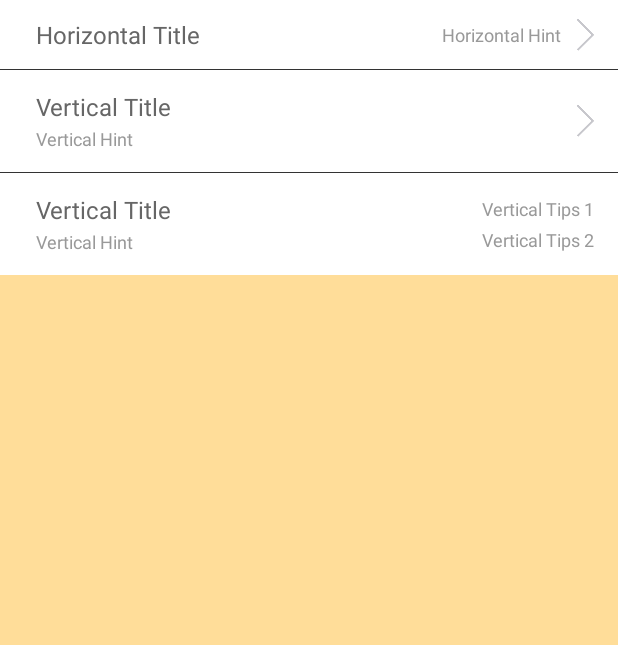
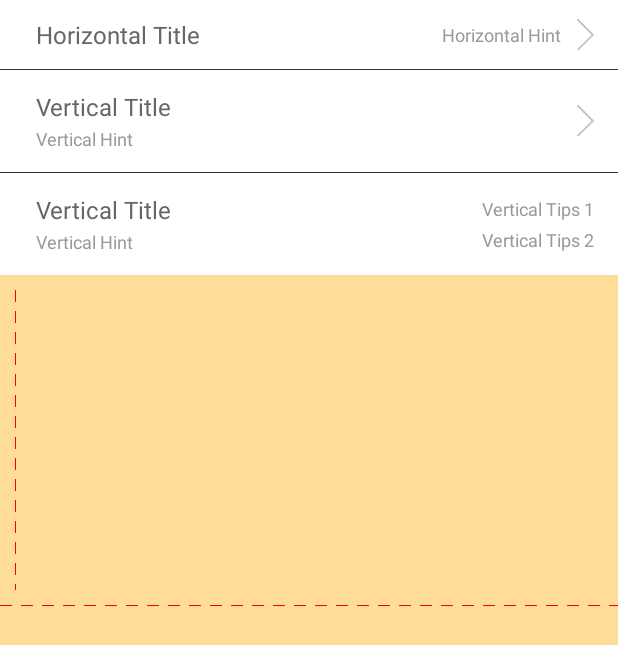
Before and after one commit to crabfang/CommonRowView, an Android app: the screen it shows after launch (MainActivity), on a phone screen of 412 x 824 dp. Shown: the top 645 px of the screen. Run offline under Robolectric (Android 15) with nearby library versions, the phone set to English and light mode, and no system bars.

Commit message:
[ADD]add widget GapLineView

```diff
--- a/gradle.properties
+++ b/gradle.properties
@@ -17,7 +17,7 @@
 # http://www.gradle.org/docs/current/userguide/multi_project_builds.html#sec:decoupled_projects
 # org.gradle.parallel=true
 PROJ_GROUP=com.cabe.lib.ui
-PROJ_VERSION=1.1.5
+PROJ_VERSION=1.2.1
 PROJ_ARTIFACT=RowView
 PROJ_NAME=RowView-Common
 
--- /dev/null
+++ b/library/src/main/java/com/cabe/lib/ui/line/GapLineView.java
@@ -0,0 +1,148 @@
+package com.cabe.lib.ui.line;
+
+import android.annotation.TargetApi;
+import android.content.Context;
+import android.content.res.TypedArray;
+import android.graphics.Canvas;
+import android.graphics.Paint;
+import android.os.Build;
+import android.util.AttributeSet;
+import android.view.View;
+
+import com.cabe.lib.ui.rowview.R;
+
+/**
+ * 操作栏抽象类
+ * Created by cabe on 16/3/28.
+ */
+public class GapLineView extends View {
+    private int DEFAULT_GAP_COLOR = 0x00999999;
+    private int DEFAULT_DASH_COLOR = 0xFF999999;
+    private int DEFAULT_GAP_WIDTH = 0;
+    private int DEFAULT_DASH_WIDTH = 0;
+
+    private int gapColor;
+    private int dashColor;
+    private int gapWidth;
+    private int dashWidth;
+    private boolean isSolid;
+    private Direct direct;
+
+    private Paint paint = new Paint();
+
+    public GapLineView(Context context) {
+        this(context, null);
+    }
+
+    public GapLineView(Context context, AttributeSet attrs) {
+        this(context, attrs, 0);
+    }
+
+    public GapLineView(Context context, AttributeSet attrs, int defStyleAttr) {
+        super(context, attrs, defStyleAttr);
+
+        initDefaultConfig(context);
+        initAttr(context, attrs, defStyleAttr, 0);
+    }
+
+    @TargetApi(Build.VERSION_CODES.LOLLIPOP)
+    public GapLineView(Context context, AttributeSet attrs, int defStyleAttr, int defStyleRes) {
+        super(context, attrs, defStyleAttr, defStyleRes);
+
+        initDefaultConfig(context);
+        initAttr(context, attrs, defStyleAttr, defStyleRes);
+    }
+
+    private void initDefaultConfig(Context context) {
+        float density = context.getResources().getDisplayMetrics().density;
+        DEFAULT_GAP_WIDTH = (int) (density * 2);
+        DEFAULT_DASH_WIDTH = (int) (density * 4);
+    }
+
+    protected void initAttr(Context context, AttributeSet attrs, int defStyleAttr, int defStyleRes) {
+        TypedArray a = context.obtainStyledAttributes(attrs, R.styleable.GapLineView, defStyleAttr, defStyleRes);
+
+        gapColor = a.getColor(R.styleable.GapLineView_gl_gapColor, DEFAULT_GAP_COLOR);
+        dashColor = a.getColor(R.styleable.GapLineView_gl_dashColor, DEFAULT_DASH_COLOR);
+        gapWidth = (int) a.getDimension(R.styleable.GapLineView_gl_gapWidth, DEFAULT_GAP_WIDTH);
+        dashWidth = (int) a.getDimension(R.styleable.GapLineView_gl_dashWidth, DEFAULT_DASH_WIDTH);
+        isSolid = a.getBoolean(R.styleable.GapLineView_gl_isSolid, false);
+
+        int directVal = a.getInteger(R.styleable.GapLineView_gl_direct, Direct.horizontal.toValue());
+        direct = directVal == Direct.horizontal.toValue() ? Direct.horizontal : Direct.vertical;
+        a.recycle();
+
+        paint.setAntiAlias(true);
+        paint.setColor(dashColor);
+    }
+
+    @Override
+    protected void onDraw(Canvas canvas) {
+        super.onDraw(canvas);
+
+        int width = getWidth();
+        int height = getHeight();
+        if(width * height == 0) return;
+
+        switch(direct) {
+            case horizontal:
+                paint.setStrokeWidth(height);
+                if(isSolid) {
+                    canvas.drawLine(0, 0, width, 0, paint);
+                } else {
+                    drawGapH(canvas);
+                }
+                break;
+            case vertical:
+                paint.setStrokeWidth(width);
+                if(isSolid) {
+                    canvas.drawLine(0, 0, 0, height, paint);
+                } else {
+                    drawGapV(canvas);
+                }
+                break;
+        }
+    }
+
+    private void drawGapH(Canvas canvas) {
+        int width = getWidth();
+
+        int offset = 0;
+        while(offset < width) {
+            paint.setColor(dashColor);
+            canvas.drawLine(offset, 0, offset + dashWidth, 0, paint);
+            offset += dashWidth;
+
+            paint.setColor(gapColor);
+            canvas.drawLine(offset, 0, offset + gapWidth, 0, paint);
+            offset += gapWidth;
+        }
+    }
+
+    private void drawGapV(Canvas canvas) {
+        int height = getHeight();
+
+        int offset = 0;
+        while(offset < height) {
+            paint.setColor(dashColor);
+            canvas.drawLine(0, offset, 0, offset + dashWidth, paint);
+            offset += dashWidth;
+
+            paint.setColor(gapColor);
+            canvas.drawLine(0, offset, 0, offset + gapWidth, paint);
+            offset += gapWidth;
+        }
+    }
+
+    public enum Direct {
+        horizontal(0),
+        vertical(1);
+        private int val;
+        Direct(int val) {
+            this.val = val;
+        }
+        public int toValue() {
+            return val;
+        }
+    }
+}
--- /dev/null
+++ b/library/src/main/res/values/gap_line_attrs.xml
@@ -0,0 +1,16 @@
+<?xml version="1.0" encoding="utf-8"?>
+<resources>
+
+    <declare-styleable name="GapLineView">
+        <attr name="gl_gapColor" format="color|reference" />
+        <attr name="gl_dashColor" format="color|reference" />
+        <attr name="gl_gapWidth" format="dimension|reference" />
+        <attr name="gl_dashWidth" format="dimension|reference" />
+        <attr name="gl_isSolid" format="boolean|reference" />
+        <attr name="gl_direct" format="enum">
+            <enum name="horizontal" value="0" />
+            <enum name="vertical" value="1" />
+        </attr>
+    </declare-styleable>
+
+</resources>
--- a/sample/src/main/res/layout/main_activity.xml
+++ b/sample/src/main/res/layout/main_activity.xml
@@ -51,4 +51,26 @@
         android:tag="Vertical Tag"
         android:onClick="onClick" />
 
+    <com.cabe.lib.ui.line.GapLineView
+        android:id="@+id/frag_me_line_gap_v"
+        android:layout_width="1dp"
+        android:layout_height="200dp"
+        android:layout_marginTop="10dp"
+        android:layout_marginLeft="10dp"
+        app:gl_direct="vertical"
+        app:gl_dashWidth="8dp"
+        app:gl_dashColor="#FF0000"
+        app:gl_gapWidth="6dp"
+        app:gl_gapColor="#0000FF00" />
+
+    <com.cabe.lib.ui.line.GapLineView
+        android:id="@+id/frag_me_line_gap_h"
+        android:layout_width="match_parent"
+        android:layout_height="1dp"
+        android:layout_marginTop="10dp"
+        app:gl_dashWidth="8dp"
+        app:gl_dashColor="#FF0000"
+        app:gl_gapWidth="6dp"
+        app:gl_gapColor="#0000FF00" />
+
 </LinearLayout>
```
Also changed, not shown: 2 other files.
